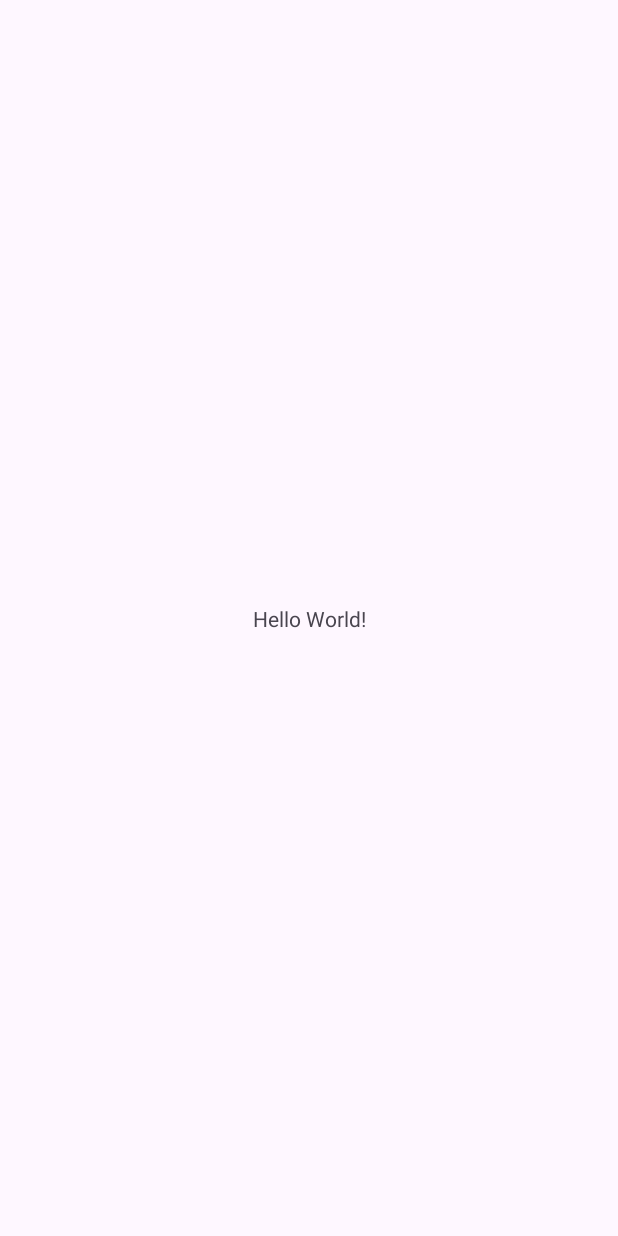
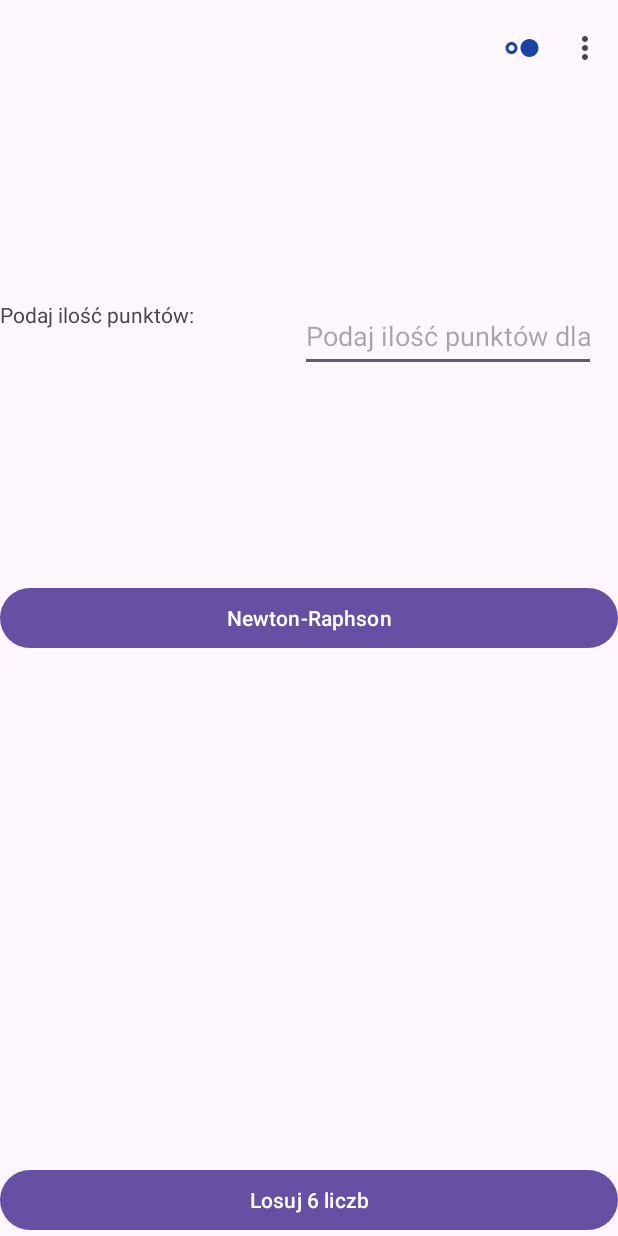
Before and after one commit to gacandrzej/MenuIntent, an Android app: the screen it shows after launch (MainActivity), on a phone screen of 412 x 824 dp. Before the commit the screen is almost empty. Run offline under Robolectric (Android 15) with nearby library versions, the phone set to English and light mode, and no system bars.

```diff
--- a/app/src/main/AndroidManifest.xml
+++ b/app/src/main/AndroidManifest.xml
@@ -13,6 +13,12 @@
         android:theme="@style/Theme.MyTestKot"
         tools:targetApi="31">
         <activity
+            android:name=".MonteCarlo"
+            android:exported="false" />
+        <activity
+            android:name=".NewtonRaphson"
+            android:exported="false" />
+        <activity
             android:name=".MainActivity"
             android:exported="true">
             <intent-filter>
--- a/app/src/main/res/layout/activity_main.xml
+++ b/app/src/main/res/layout/activity_main.xml
@@ -1,19 +1,47 @@
 <?xml version="1.0" encoding="utf-8"?>
-<androidx.constraintlayout.widget.ConstraintLayout xmlns:android="http://schemas.android.com/apk/res/android"
+<androidx.coordinatorlayout.widget.CoordinatorLayout xmlns:android="http://schemas.android.com/apk/res/android"
     xmlns:app="http://schemas.android.com/apk/res-auto"
     xmlns:tools="http://schemas.android.com/tools"
-    android:id="@+id/main"
     android:layout_width="match_parent"
     android:layout_height="match_parent"
+    android:id="@+id/main"
+    android:orientation="vertical"
     tools:context=".MainActivity">
 
+    <com.google.android.material.appbar.MaterialToolbar
+        android:id="@+id/toolbar"
+        android:layout_width="match_parent"
+        android:layout_height="?attr/actionBarSize" />
+
     <TextView
-        android:layout_width="wrap_content"
+        android:layout_width="197dp"
+        android:layout_height="49dp"
+        android:layout_marginTop="200dp"
+        android:text="Podaj ilość punktów:" />
+
+    <EditText
+        android:id="@+id/iloscPunktow"
+        android:layout_width="197dp"
         android:layout_height="wrap_content"
-        android:text="Hello World!"
-        app:layout_constraintBottom_toBottomOf="parent"
-        app:layout_constraintEnd_toEndOf="parent"
-        app:layout_constraintStart_toStartOf="parent"
-        app:layout_constraintTop_toTopOf="parent" />
+        android:layout_margin="200dp"
+        android:layout_marginTop="200dp"
+        android:hint="Podaj ilość punktów dla MonteCarlo"
+        android:inputType="numberDecimal"
+        android:minHeight="48dp" />
 
-</androidx.constraintlayout.widget.ConstraintLayout>
+    <Button
+        android:id="@+id/button1"
+        android:onClick="LosujLiczby"
+        android:text="Losuj 6 liczb"
+        android:layout_gravity="bottom|end"
+        android:layout_width="match_parent"
+        android:layout_height="wrap_content"
+        tools:ignore="OnClick" />
+    <Button
+        android:id="@+id/btnnewtonraphson"
+        android:text="Newton-Raphson"
+        android:layout_gravity="center|start"
+        android:layout_width="match_parent"
+        android:layout_height="wrap_content"/>
+
+</androidx.coordinatorlayout.widget.CoordinatorLayout>
--- a/app/src/main/res/menu/menu.xml
+++ b/app/src/main/res/menu/menu.xml
@@ -1,4 +1,34 @@
 <?xml version="1.0" encoding="utf-8"?>
-<menu xmlns:android="http://schemas.android.com/apk/res/android">
-
+<menu xmlns:android="http://schemas.android.com/apk/res/android"
+    xmlns:app="http://schemas.android.com/apk/res-auto">
+    <item
+        android:id="@+id/losuj"
+        android:icon="@drawable/baseline_arrow_back_24"
+        android:title="@string/losuj"
+        app:showAsAction="never"
+        />
+    <item
+        android:id="@+id/newtonraphson"
+        android:icon="@drawable/baseline_hdr_strong_24"
+        android:title="@string/NewtonRaphson"
+        app:showAsAction="ifRoom"
+        />
+    <item
+        android:id="@+id/montecarlo"
+        android:icon="@drawable/baseline_home_24"
+        android:title="@string/MonteCarlo"
+        app:showAsAction="never"
+        />
+    <item
+        android:id="@+id/sortzliczanie"
+        android:icon="@drawable/baseline_grain_24"
+        android:title="@string/sortowaniePrzezZliczanie"
+        app:showAsAction="never"
+        />
+    <item
+        android:id="@+id/aboutAuthor"
+        android:icon="@drawable/baseline_headphones_24"
+        android:title="@string/oAutorze"
+        app:showAsAction="never"
+        />
 </menu>
--- a/app/src/main/res/values/strings.xml
+++ b/app/src/main/res/values/strings.xml
@@ -1,3 +1,10 @@
 <resources>
-    <string name="app_name">MyTestKot</string>
+    <string name="intent">MyTestKot</string>
+    <string name="losuj">losuj</string>
+    <string name="NewtonRaphson">Newton-Raphson</string>
+    <string name="MonteCarlo">MonteCarlo</string>
+    <string name="sortowaniePrzezZliczanie">sortowanie przez zliczanie</string>
+    <string name="oAutorze">O autorze</string>
+    <string name="ok">OK</string>
+    <string name="cancel">Cancel</string>
 </resources>
```
Also changed, not shown: app/src/main/java/gac/andrzej/mytestkot/Algorithms.kt (+76 -0 lines), app/src/main/java/gac/andrzej/mytestkot/MainActivity.kt (+91 -6 lines), app/src/main/java/gac/andrzej/mytestkot/MonteCarlo.kt (+22 -1 lines), app/src/main/java/gac/andrzej/mytestkot/NewtonRaphson.kt (+24 -1 lines), app/src/main/res/layout/activity_monte_carlo.xml (+5 -3 lines), app/src/main/res/layout/activity_newton_raphson.xml (+5 -3 lines), app/src/main/res/layout/layout_action_bar.xml (+9 -4 lines), 1 other file.
